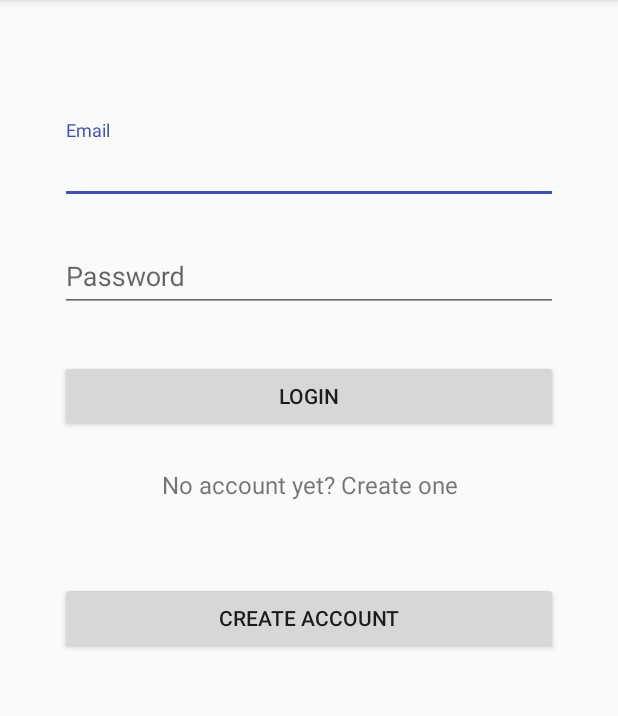
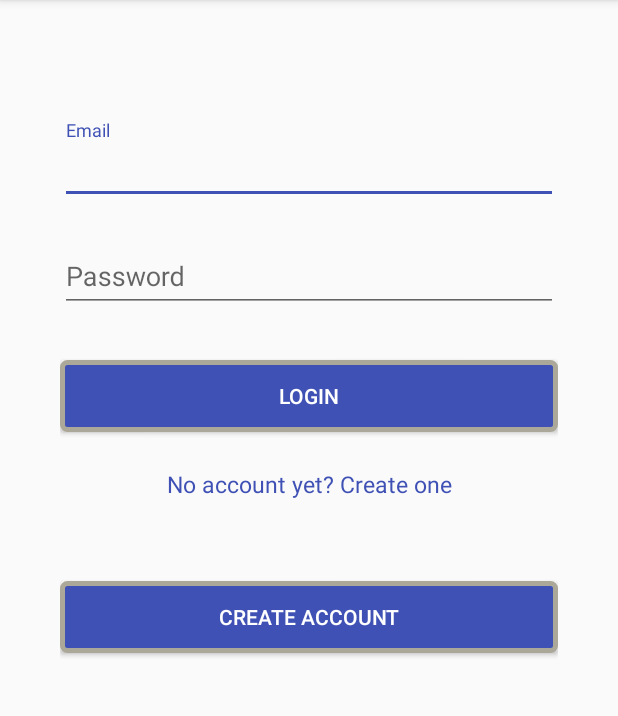
Before and after one commit to ascorpioslife/StaffRecruitment, an Android app: the FirstActivity screen opened directly, with no data from a screen before it, on a phone screen of 412 x 824 dp, the part 84-800 px from its top. Run offline under Robolectric (Android 15) with nearby library versions, the phone set to English and light mode, and no system bars.

Commit message:
updated sign up

```diff
--- a/app/src/main/java/com/sepmp24/lnmiit/staffrecruitment/FirstActivity.java
+++ b/app/src/main/java/com/sepmp24/lnmiit/staffrecruitment/FirstActivity.java
@@ -1,17 +1,52 @@
 package com.sepmp24.lnmiit.staffrecruitment;
 
 import android.app.Activity;
+import android.content.Intent;
 import android.os.Bundle;
 import android.support.v7.app.AppCompatActivity;
+import android.view.View;
+import android.widget.Button;
+import android.widget.EditText;
 
 /**
- * Created by Nikunj on 22-10-2015.
+ * Created by Nikunj on 24-10-2015.
  */
 public class FirstActivity extends AppCompatActivity {
     //this activity is the first activity of the app
+
+    private Button login;
+    private Button creatAcc;
+    private EditText email;
+    private EditText password;
+
     @Override
     protected void onCreate(Bundle savedInstanceState) {
         super.onCreate(savedInstanceState);
         setContentView(R.layout.first_activity_layout);
+        initializeViews();
+        login.setOnClickListener(new View.OnClickListener() {
+            @Override
+            public void onClick(View v) {
+                //take action when user presses login button
+            }
+        });
+
+        creatAcc.setOnClickListener(new View.OnClickListener() {
+            @Override
+            public void onClick(View v) {
+                //take action when presses create account button
+                Intent intent = new Intent(FirstActivity.this,CreateAccountActivity.class);
+                startActivity(intent);
+                finish();
+            }
+        });
+    }
+
+    public void initializeViews()
+    {
+        login = (Button) findViewById(R.id.b_login);
+        creatAcc = (Button)findViewById(R.id.b_create_account);
+        email = (EditText) findViewById(R.id.et_login_email);
+        password = (EditText)findViewById(R.id.et_login_password);
     }
 }
--- /dev/null
+++ b/app/src/main/res/drawable/custombutton.xml
@@ -0,0 +1,23 @@
+<?xml version="1.0" encoding="utf-8"?>
+<selector xmlns:android="http://schemas.android.com/apk/res/android">
+
+    <item>
+        <shape>
+            <gradient
+                android:endColor="@color/colorAccent"
+                android:startColor="@color/colorAccent"
+                android:angle="270" />
+            <stroke
+                android:width="3dp"
+                android:color="@color/grey05" />
+            <corners
+                android:radius="3dp" />
+            <padding
+                android:left="10dp"
+                android:top="10dp"
+                android:right="10dp"
+                android:bottom="10dp" />
+        </shape>
+    </item>
+
+</selector>
--- a/app/src/main/res/layout/first_activity_layout.xml
+++ b/app/src/main/res/layout/first_activity_layout.xml
@@ -3,7 +3,7 @@
     android:layout_height="match_parent" android:paddingLeft="@dimen/activity_horizontal_margin"
     android:paddingRight="@dimen/activity_horizontal_margin"
     android:paddingTop="@dimen/activity_vertical_margin"
-    android:paddingBottom="@dimen/activity_vertical_margin" tools:context=".SplashScreenActivity">
+    android:paddingBottom="@dimen/activity_vertical_margin" >
 
         <ScrollView
             android:layout_width="fill_parent"
@@ -26,7 +26,7 @@
             android:layout_marginTop="8dp"
             android:layout_marginBottom="8dp"
            >
-            <EditText android:id="@+id/input_email"
+            <EditText android:id="@+id/et_login_email"
                 android:layout_width="match_parent"
                 android:layout_height="wrap_content"
                 android:inputType="textEmailAddress"
@@ -39,7 +39,7 @@
             android:layout_height="wrap_content"
             android:layout_marginTop="8dp"
             android:layout_marginBottom="8dp">
-            <EditText android:id="@+id/input_password"
+            <EditText android:id="@+id/et_login_password"
                 android:layout_width="match_parent"
                 android:layout_height="wrap_content"
                 android:inputType="textPassword"
@@ -47,30 +47,36 @@
         </android.support.design.widget.TextInputLayout>
 
         <android.support.v7.widget.AppCompatButton
-            android:id="@+id/btn_login"
+            android:id="@+id/b_login"
             android:layout_width="fill_parent"
             android:layout_height="wrap_content"
             android:layout_marginTop="24dp"
             android:layout_marginBottom="24dp"
             android:padding="12dp"
-            android:text="Login"/>
+            android:text="Login"
+            android:textColor="@color/white1"
+            android:background="@drawable/custombutton"/>
 
         <TextView android:id="@+id/link_signup"
             android:layout_width="fill_parent"
             android:layout_height="wrap_content"
             android:layout_marginBottom="24dp"
             android:text="No account yet? Create one"
+            android:textColor="@color/colorAccent"
             android:gravity="center"
-            android:textSize="16dip"/>
+            android:textSize="15sp"
+            />
 
         <android.support.v7.widget.AppCompatButton
-            android:id="@+id/btn_signup"
+            android:id="@+id/b_create_account"
             android:layout_width="fill_parent"
             android:layout_height="wrap_content"
             android:layout_marginTop="30dp"
             android:layout_marginBottom="30dp"
             android:padding="12dp"
-            android:text="Create Account"/>
+            android:text="Create Account"
+            android:textColor="@color/white1"
+            android:background="@drawable/custombutton"/>
 
     </LinearLayout>
         </ScrollView>
--- a/app/src/main/res/values/strings.xml
+++ b/app/src/main/res/values/strings.xml
@@ -1,4 +1,5 @@
 <resources>
     <string name="app_name">Staff Recruitment</string>
     <string name="welcome_msg">Welcome to LNMIIT Staff Recruitment !</string>
+    <string name="create_account">Create Account</string>
 </resources>
```
Also changed, not shown: app/src/main/AndroidManifest.xml (+7 -0 lines), app/src/main/java/com/sepmp24/lnmiit/staffrecruitment/CreateAccountActivity.java (added, +87 -0 lines), app/src/main/res/layout/activity_splash_screen.xml (+24 -1 lines), app/src/main/res/layout/create_account_layout.xml (added, +133 -0 lines), app/src/main/res/values/colors.xml (+12 -0 lines).
